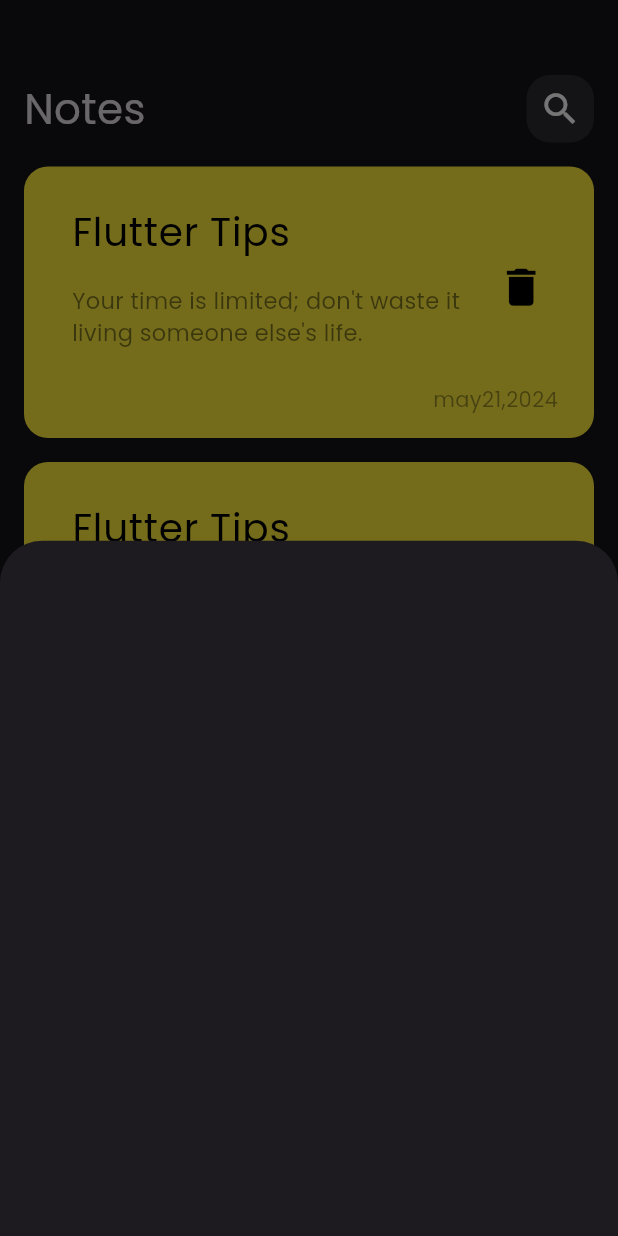
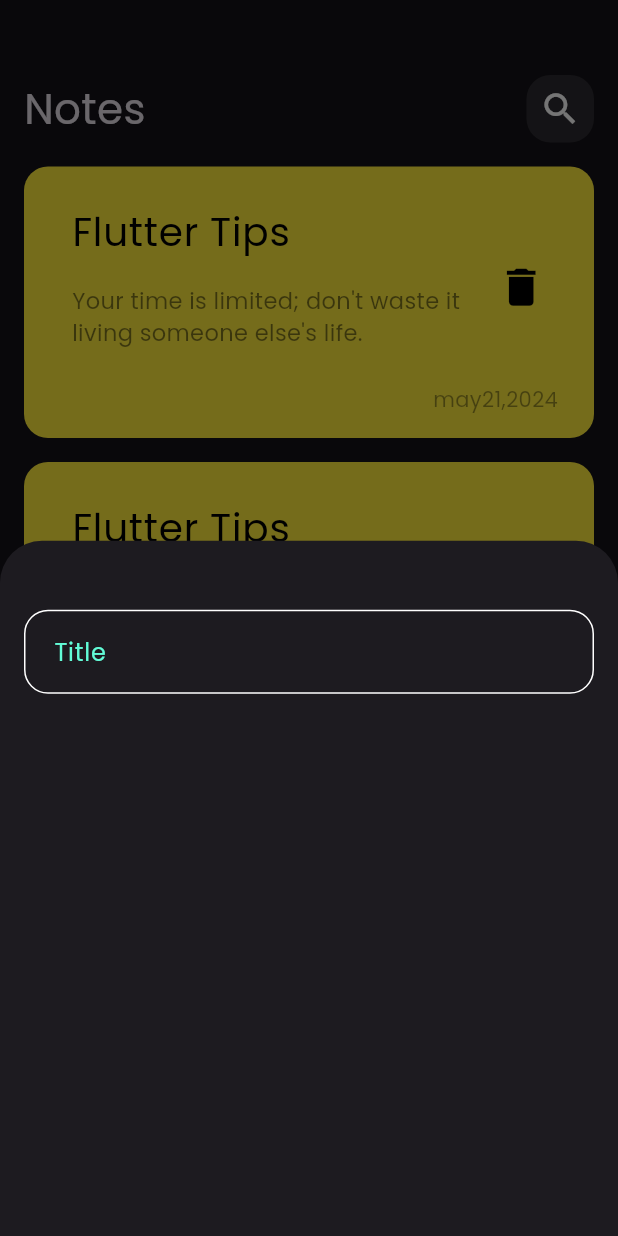
Before and after one commit to HadyRageh/notes_app, a Flutter app: the screen it shows after launch, after a tap on the "add" icon, on a phone screen of 412 x 824 dp. Run offline on Flutter 3.47's test engine with Material 3 defaults, Android fonts, the phone set to English and light mode, and no system bars.

Commit message:
create custom textfield

```diff
--- /dev/null
+++ b/lib/constants.dart
@@ -0,0 +1,3 @@
+import 'package:flutter/material.dart';
+
+const kPrimaryColor = Color(0xff62FCD7);
--- a/lib/widgets/add_note_bottom_sheet.dart
+++ b/lib/widgets/add_note_bottom_sheet.dart
@@ -1,10 +1,25 @@
+// ignore_for_file: prefer_const_constructors, prefer_const_literals_to_create_immutables
+
 import 'package:flutter/material.dart';
+import 'package:notes_app/widgets/custom_text_field.dart';
 
 class AddNoteButtomSheet extends StatelessWidget {
   const AddNoteButtomSheet({super.key});
 
   @override
   Widget build(BuildContext context) {
-    return Container();
+    return Padding(
+      padding: const EdgeInsets.all(16.0),
+      child: Column(
+        children: [
+          SizedBox(
+            height: 30,
+          ),
+          CustomTextField(
+            hintText: 'Title',
+          ),
+        ],
+      ),
+    );
   }
 }
--- /dev/null
+++ b/lib/widgets/custom_text_field.dart
@@ -0,0 +1,35 @@
+// ignore_for_file: prefer_const_constructors
+
+import 'package:flutter/material.dart';
+import 'package:notes_app/constants.dart';
+
+class CustomTextField extends StatelessWidget {
+  CustomTextField({
+    super.key,
+    this.hintText,
+  });
+  String? hintText;
+
+  @override
+  Widget build(BuildContext context) {
+    return TextField(
+      decoration: InputDecoration(
+        hintText: hintText,
+        hintStyle: TextStyle(color: kPrimaryColor),
+        contentPadding: EdgeInsets.all(16),
+        border: OutlineInputBorder(
+          borderRadius: BorderRadius.circular(16),
+          borderSide: BorderSide(color: Colors.white),
+        ),
+        enabledBorder: OutlineInputBorder(
+          borderRadius: BorderRadius.circular(16),
+          borderSide: BorderSide(color: Colors.white),
+        ),
+        focusedBorder: OutlineInputBorder(
+          borderRadius: BorderRadius.circular(16),
+          borderSide: BorderSide(color: kPrimaryColor),
+        ),
+      ),
+    );
+  }
+}
```
